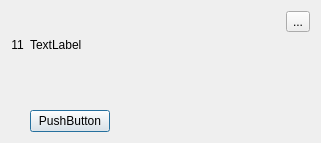
The window that src/librssguard/gui/notifications/toastnotification.ui (martinrotter/rssguard) describes before a commit, drawn with Qt 5.
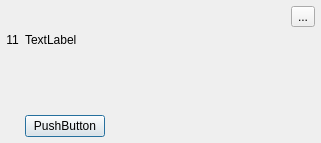
The same window after the commit. Custom widgets are drawn as their Qt base class.

```diff
--- a/src/librssguard/gui/notifications/toastnotification.ui
+++ b/src/librssguard/gui/notifications/toastnotification.ui
@@ -14,6 +14,18 @@
    <string>Dialog</string>
   </property>
   <layout class="QFormLayout" name="m_mainLayout">
+   <property name="leftMargin">
+    <number>6</number>
+   </property>
+   <property name="topMargin">
+    <number>6</number>
+   </property>
+   <property name="rightMargin">
+    <number>6</number>
+   </property>
+   <property name="bottomMargin">
+    <number>6</number>
+   </property>
    <item row="0" column="0" colspan="2">
     <layout class="QHBoxLayout" name="m_titleLayout">
      <item>
@@ -24,6 +36,9 @@
        <property name="alignment">
         <set>Qt::AlignCenter</set>
        </property>
+       <property name="wordWrap">
+        <bool>true</bool>
+       </property>
       </widget>
      </item>
      <item>
```
